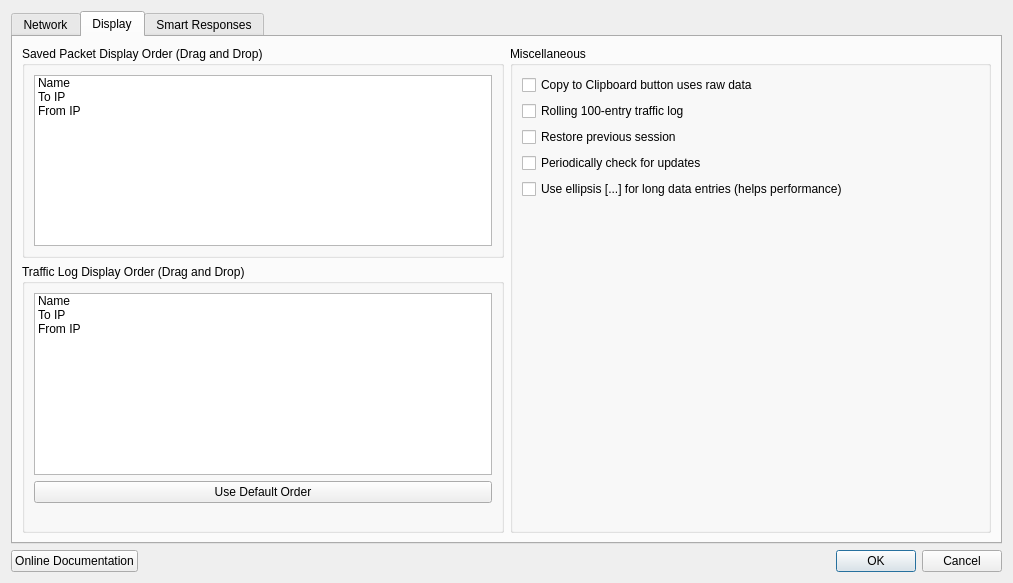
Qt form src/settings.ui (dannagle/PacketSender) before a commit.
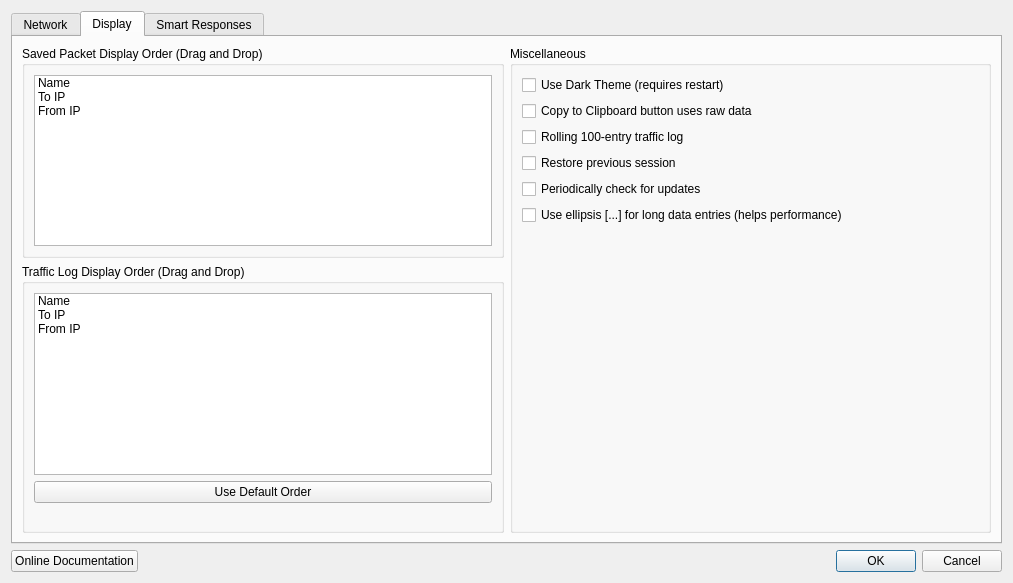
The same form after that commit.

Commit message: #193 Adding Dark Mode toggle switch in settings

Patch:
```diff
--- a/src/settings.ui
+++ b/src/settings.ui
@@ -516,6 +516,13 @@
           <string>Miscellaneous</string>
          </property>
          <layout class="QVBoxLayout" name="verticalLayout_18">
+          <item>
+           <widget class="QCheckBox" name="darkModeCheck">
+            <property name="text">
+             <string>Use Dark Theme (requires restart)</string>
+            </property>
+           </widget>
+          </item>
           <item>
            <widget class="QCheckBox" name="copyUnformattedCheck">
             <property name="text">
```
The commit also changes 9 other files.
